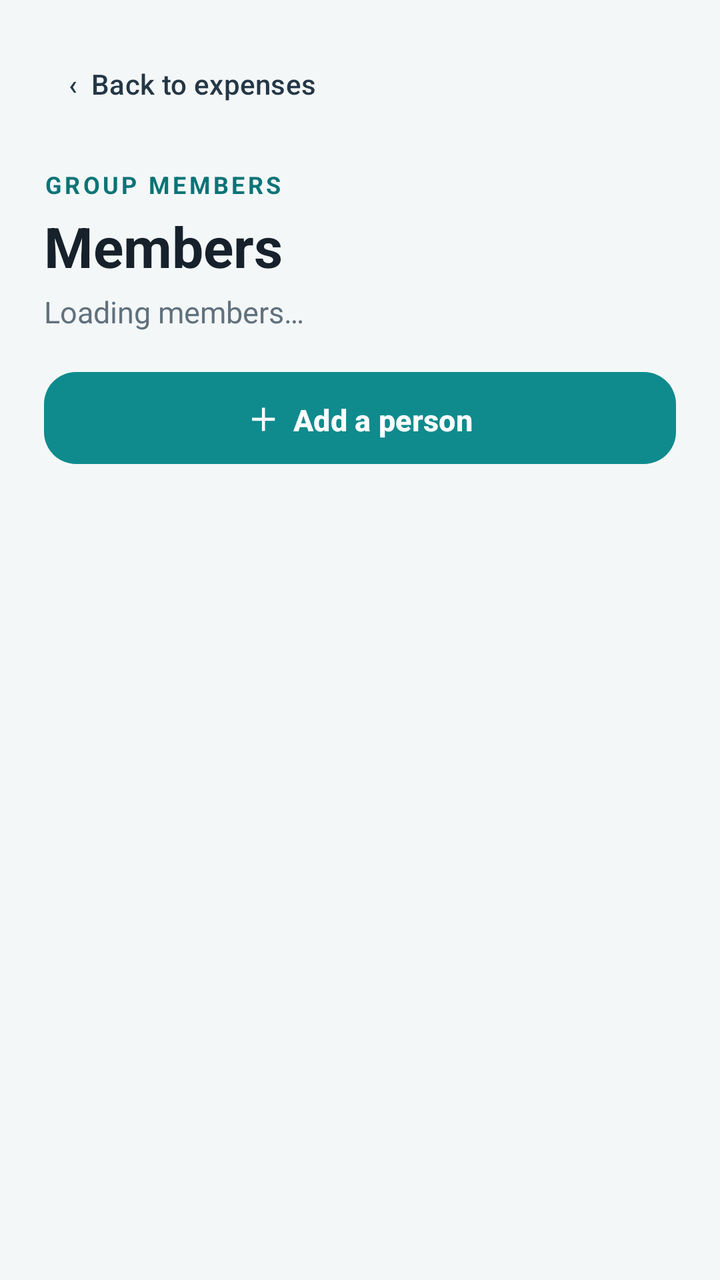
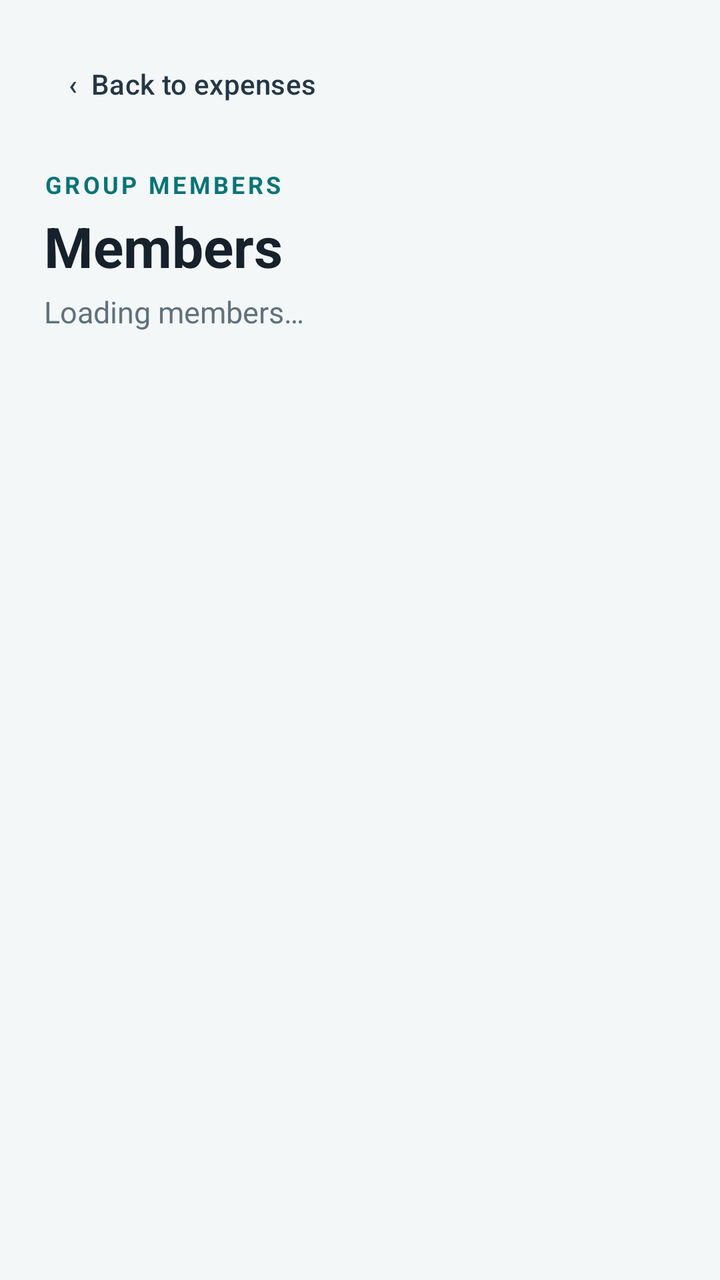

Compare the two renders of this Android layout. The source of the first and the diff that turns it into the second are given below.
<!-- AndroidManifest.xml: application theme Theme.MyApplication -->
<!-- res/layout/activity_group_members.xml -->
<?xml version="1.0" encoding="utf-8"?>
<LinearLayout xmlns:android="http://schemas.android.com/apk/res/android"
    xmlns:app="http://schemas.android.com/apk/res-auto"
    android:layout_width="match_parent"
    android:layout_height="match_parent"
    android:orientation="vertical"
    android:background="@color/surface_app"
    android:paddingStart="22dp"
    android:paddingEnd="22dp"
    android:paddingTop="18dp"
    android:paddingBottom="18dp">

    <com.google.android.material.button.MaterialButton
        android:id="@+id/btnMembersBack"
        style="@style/Widget.Material3.Button.TextButton"
        android:layout_width="wrap_content"
        android:layout_height="48dp"
        android:text="‹  Back to expenses"
        android:textAllCaps="false"
        android:textColor="@color/brand_ink" />

    <TextView
        android:layout_width="match_parent"
        android:layout_height="wrap_content"
        android:text="GROUP MEMBERS"
        android:textColor="@color/brand_teal_dark"
        android:textSize="12sp"
        android:textStyle="bold"
        android:letterSpacing="0.12"
        android:layout_marginTop="18dp" />

    <TextView
        android:id="@+id/tvMembersGroupName"
        android:layout_width="match_parent"
        android:layout_height="wrap_content"
        android:text="Members"
        android:textColor="@color/ink"
        android:textSize="28sp"
        android:textStyle="bold"
        android:layout_marginTop="4dp" />

    <TextView
        android:id="@+id/tvMembersCount"
        android:layout_width="match_parent"
        android:layout_height="wrap_content"
        android:text="Loading members…"
        android:textColor="@color/text_secondary"
        android:textSize="15sp"
        android:layout_marginTop="4dp"
        android:layout_marginBottom="16dp" />

    <com.google.android.material.button.MaterialButton
        android:id="@+id/btnAddMember"
        android:layout_width="match_parent"
        android:layout_height="54dp"
        android:text="＋  Add a person"
        android:textAllCaps="false"
        android:textSize="15sp"
        android:textStyle="bold"
        android:textColor="@color/white"
        app:backgroundTint="@color/brand_teal"
        app:cornerRadius="16dp"
        android:layout_marginBottom="16dp" />

    <TextView
        android:id="@+id/tvMembersError"
        android:layout_width="match_parent"
        android:layout_height="wrap_content"
        android:textColor="@color/error"
        android:textSize="14sp"
        android:visibility="gone"
        android:layout_marginBottom="12dp" />

    <ProgressBar
        android:id="@+id/progressMembers"
        android:layout_width="wrap_content"
        android:layout_height="wrap_content"
        android:layout_gravity="center_horizontal"
        android:indeterminateTint="@color/brand_teal" />

    <TextView
        android:id="@+id/tvMembersEmpty"
        android:layout_width="match_parent"
        android:layout_height="wrap_content"
        android:text="No members found. Add someone to start sharing expenses."
        android:textColor="@color/text_secondary"
        android:textSize="15sp"
        android:gravity="center"
        android:padding="24dp"
        android:visibility="gone" />

    <ScrollView
        android:layout_width="match_parent"
        android:layout_height="0dp"
        android:layout_weight="1"
        android:fillViewport="true">

        <LinearLayout
            android:id="@+id/layoutMembers"
            android:layout_width="match_parent"
            android:layout_height="wrap_content"
            android:orientation="vertical" />
    </ScrollView>
</LinearLayout>
<!-- resources referenced by this layout -->
<resources>
  <color name="brand_ink">#243746</color>
  <color name="brand_teal">#0F8B8D</color>
  <color name="brand_teal_dark">#087477</color>
  <color name="error">#B42318</color>
  <color name="ink">#17212B</color>
  <color name="surface_app">#F4F7F8</color>
  <color name="text_secondary">#61717D</color>
  <color name="white">#FFFFFFFF</color>
  <style name="Theme.MyApplication" parent="Base.Theme.MyApplication" />
  <style name="Base.Theme.MyApplication" parent="Theme.Material3.DayNight.NoActionBar">
          <item name="colorPrimary">@color/brand_teal</item>
          <item name="colorOnPrimary">@color/white</item>
          <item name="colorSecondary">@color/brand_ink</item>
          <item name="colorOnSecondary">@color/white</item>
      </style>
</resources>

<!-- the commit's change to res/layout/activity_group_members.xml (unified diff, before → after) -->
@@ -49,6 +49,15 @@
         android:layout_marginTop="4dp"
         android:layout_marginBottom="16dp" />
 
+    <TextView
+        android:id="@+id/tvMembersOwner"
+        android:layout_width="match_parent"
+        android:layout_height="wrap_content"
+        android:textColor="@color/text_secondary"
+        android:textSize="14sp"
+        android:layout_marginTop="-10dp"
+        android:layout_marginBottom="14dp" />
+
     <com.google.android.material.button.MaterialButton
         android:id="@+id/btnAddMember"
         android:layout_width="match_parent"
@@ -60,7 +69,54 @@
         android:textColor="@color/white"
         app:backgroundTint="@color/brand_teal"
         app:cornerRadius="16dp"
-        android:layout_marginBottom="16dp" />
+        android:layout_marginBottom="10dp"
+        android:visibility="gone" />
+
+    <LinearLayout
+        android:id="@+id/layoutOwnerActions"
+        android:layout_width="match_parent"
+        android:layout_height="wrap_content"
+        android:orientation="horizontal"
+        android:visibility="gone"
+        android:layout_marginBottom="12dp">
+
+        <com.google.android.material.button.MaterialButton
+            android:id="@+id/btnRenameGroup"
+            style="@style/Widget.Material3.Button.OutlinedButton"
+            android:layout_width="0dp"
+            android:layout_height="48dp"
+            android:layout_weight="1"
+            android:text="Edit group"
+            android:textAllCaps="false"
+            android:textColor="@color/brand_ink"
+            app:strokeColor="@color/card_outline"
+            app:cornerRadius="14dp" />
+
+        <com.google.android.material.button.MaterialButton
+            android:id="@+id/btnDeleteGroup"
+            android:layout_width="0dp"
+            android:layout_height="48dp"
+            android:layout_weight="1"
+            android:layout_marginStart="10dp"
+            android:text="Delete group"
+            android:textAllCaps="false"
+            android:textColor="@color/white"
+            app:backgroundTint="@color/error"
+            app:cornerRadius="14dp" />
+    </LinearLayout>
+
+    <com.google.android.material.button.MaterialButton
+        android:id="@+id/btnLeaveGroup"
+        style="@style/Widget.Material3.Button.OutlinedButton"
+        android:layout_width="match_parent"
+        android:layout_height="48dp"
+        android:text="Leave group"
+        android:textAllCaps="false"
+        android:textColor="@color/error"
+        app:strokeColor="@color/error"
+        app:cornerRadius="14dp"
+        android:layout_marginBottom="12dp"
+        android:visibility="gone" />
 
     <TextView
         android:id="@+id/tvMembersError"
<!-- resource entries referenced after the edit -->
@@ -3,6 +3,7 @@
   <color name="brand_ink">#243746</color>
   <color name="brand_teal">#0F8B8D</color>
   <color name="brand_teal_dark">#087477</color>
+  <color name="card_outline">#E0E7EA</color>
   <color name="error">#B42318</color>
   <color name="ink">#17212B</color>
   <color name="surface_app">#F4F7F8</color>
